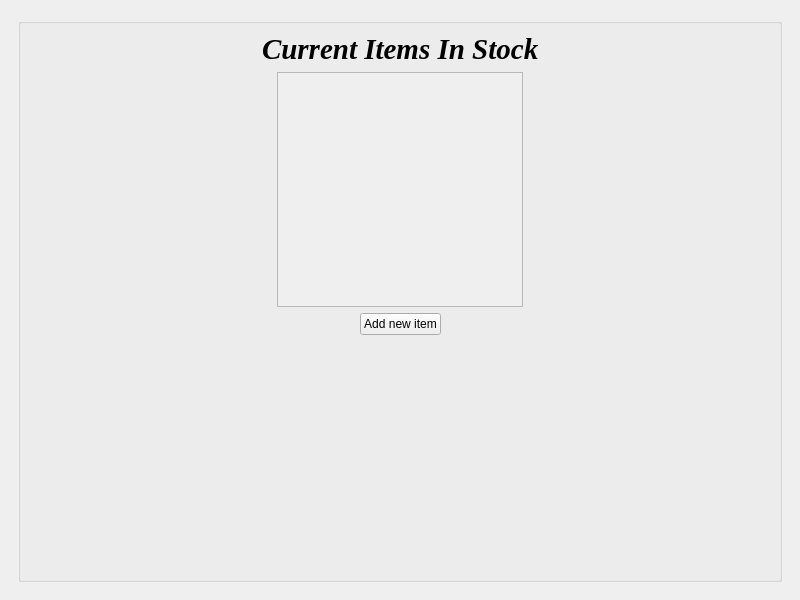
First picture: the form in mainwindow.ui, repository Thakhinsoelin/POSManagement, before the edit.
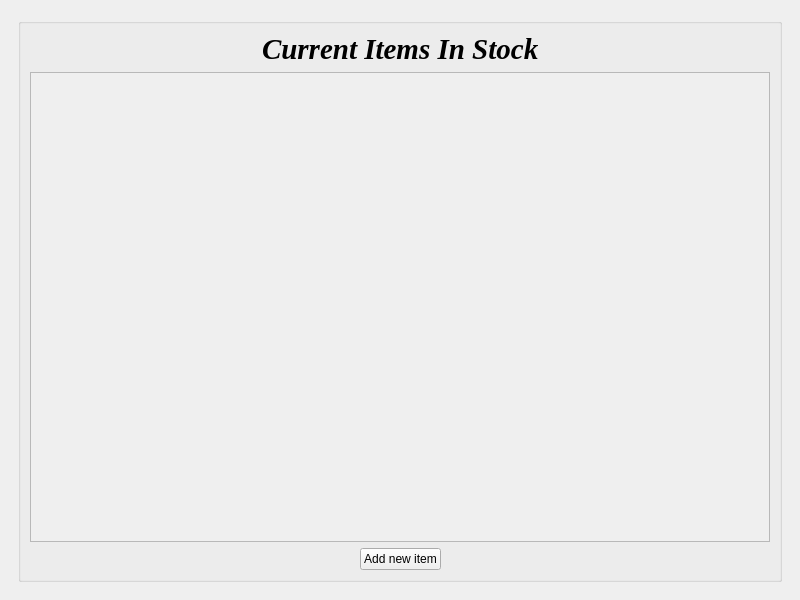
Second picture: the form after the edit.

Commit message: making display

```diff
--- a/mainwindow.ui
+++ b/mainwindow.ui
@@ -474,19 +474,6 @@
            </item>
            <item>
             <layout class="QHBoxLayout" name="horizontalLayout_9">
-             <item>
-              <spacer name="horizontalSpacer_15">
-               <property name="orientation">
-                <enum>Qt::Orientation::Horizontal</enum>
-               </property>
-               <property name="sizeHint" stdset="0">
-                <size>
-                 <width>40</width>
-                 <height>20</height>
-                </size>
-               </property>
-              </spacer>
-             </item>
              <item>
               <widget class="QScrollArea" name="CurrentItems">
                <property name="widgetResizable">
@@ -497,26 +484,13 @@
                  <rect>
                   <x>0</x>
                   <y>0</y>
-                  <width>236</width>
-                  <height>172</height>
+                  <width>724</width>
+                  <height>408</height>
                  </rect>
                 </property>
                </widget>
               </widget>
              </item>
-             <item>
-              <spacer name="horizontalSpacer_16">
-               <property name="orientation">
-                <enum>Qt::Orientation::Horizontal</enum>
-               </property>
-               <property name="sizeHint" stdset="0">
-                <size>
-                 <width>40</width>
-                 <height>20</height>
-                </size>
-               </property>
-              </spacer>
-             </item>
             </layout>
            </item>
            <item>
@@ -556,19 +530,6 @@
              </item>
             </layout>
            </item>
-           <item>
-            <spacer name="verticalSpacer_9">
-             <property name="orientation">
-              <enum>Qt::Orientation::Vertical</enum>
-             </property>
-             <property name="sizeHint" stdset="0">
-              <size>
-               <width>20</width>
-               <height>229</height>
-              </size>
-             </property>
-            </spacer>
-           </item>
           </layout>
          </widget>
         </item>
```
The commit also changes 2 other files.
